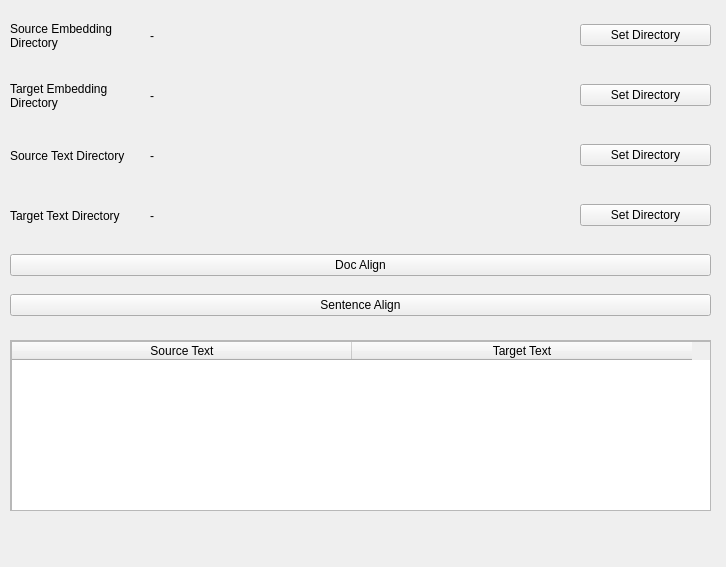
Qt form layout.ui (rajithacharith/fyp) before a commit.
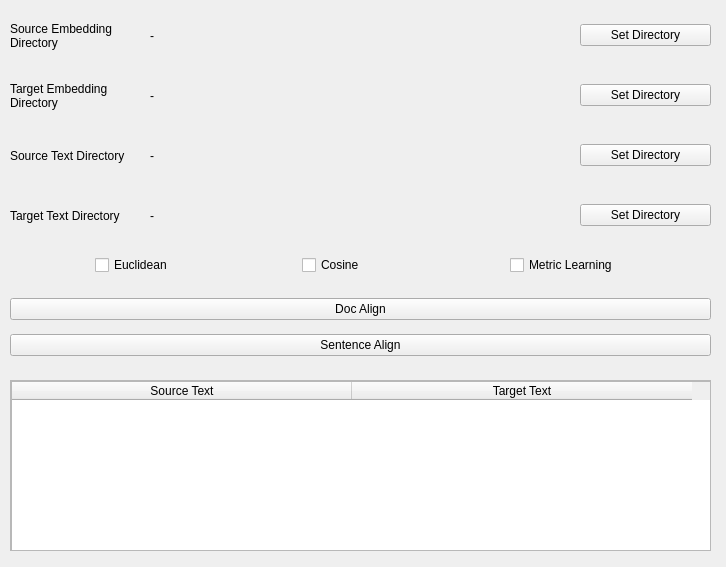
The same form after that commit.

Commit message: added multiple distance metrics

```diff
--- a/layout.ui
+++ b/layout.ui
@@ -143,7 +143,7 @@
    <property name="geometry">
     <rect>
      <x>10</x>
-     <y>340</y>
+     <y>380</y>
      <width>701</width>
      <height>171</height>
     </rect>
@@ -324,9 +324,9 @@
    <property name="geometry">
     <rect>
      <x>10</x>
-     <y>250</y>
+     <y>290</y>
      <width>701</width>
-     <height>31</height>
+     <height>39</height>
     </rect>
    </property>
    <layout class="QGridLayout" name="gridLayout_13">
@@ -343,7 +343,7 @@
    <property name="geometry">
     <rect>
      <x>10</x>
-     <y>290</y>
+     <y>330</y>
      <width>701</width>
      <height>31</height>
     </rect>
@@ -358,6 +358,45 @@
     </item>
    </layout>
   </widget>
+  <widget class="QWidget" name="horizontalLayoutWidget">
+   <property name="geometry">
+    <rect>
+     <x>10</x>
+     <y>250</y>
+     <width>701</width>
+     <height>31</height>
+    </rect>
+   </property>
+   <layout class="QHBoxLayout" name="horizontalLayout">
+    <property name="leftMargin">
+     <number>85</number>
+    </property>
+    <item>
+     <widget class="QCheckBox" name="checkBox_euclidean">
+      <property name="text">
+       <string>Euclidean</string>
+      </property>
+     </widget>
+    </item>
+    <item>
+     <widget class="QCheckBox" name="checkBox_cosine">
+      <property name="text">
+       <string>Cosine</string>
+      </property>
+     </widget>
+    </item>
+    <item>
+     <widget class="QCheckBox" name="checkBox_metric">
+      <property name="layoutDirection">
+       <enum>Qt::LeftToRight</enum>
+      </property>
+      <property name="text">
+       <string>Metric Learning</string>
+      </property>
+     </widget>
+    </item>
+   </layout>
+  </widget>
  </widget>
  <resources/>
  <connections/>
```
Left out of the diff: 6 changed lines with no effect on the pictures. The commit also changes 6 other files.
